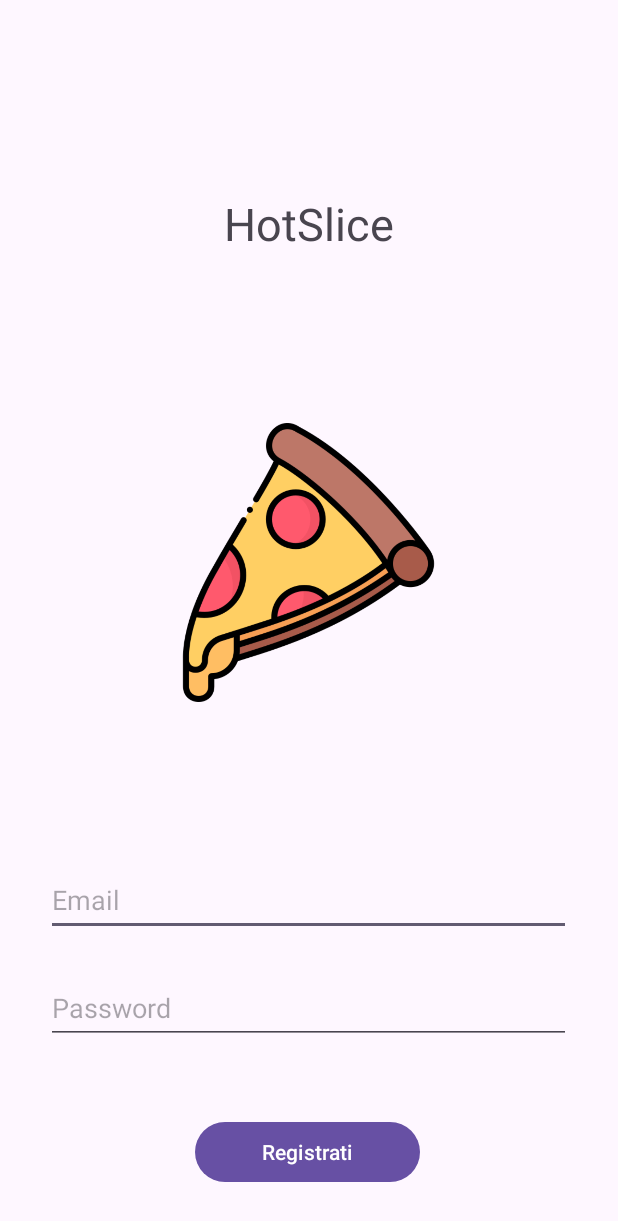
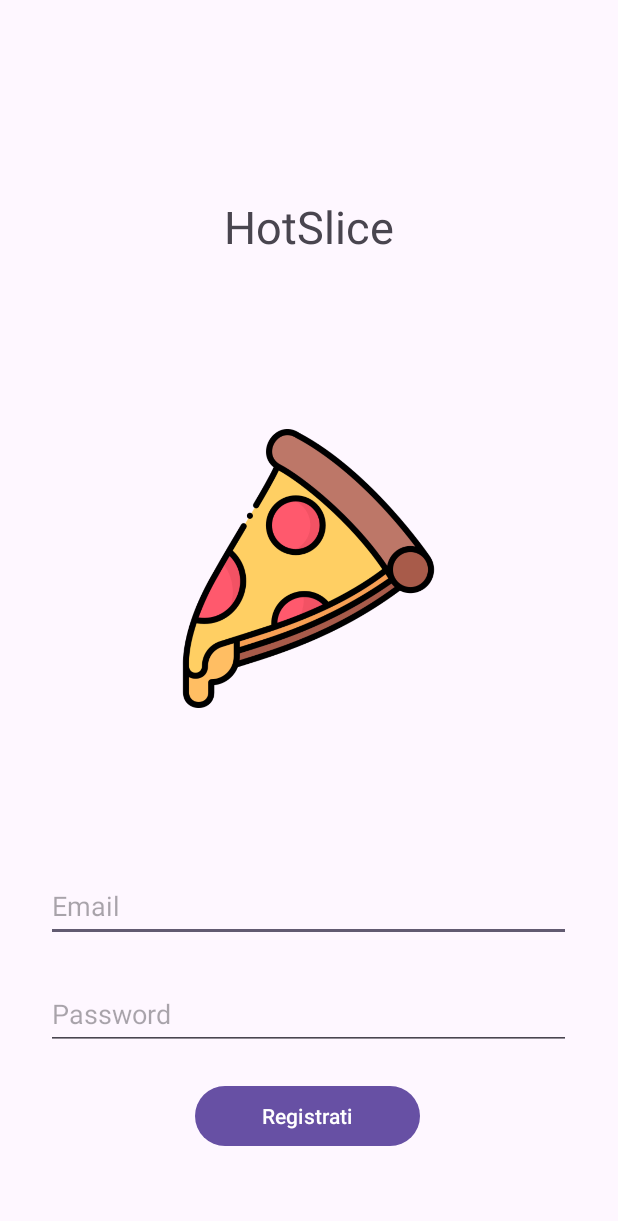
Before and after one commit to michele-vigliotta/HotSliceApp, an Android app built with Jetpack Compose: the Register screen opened directly, with no data from a screen before it, on a phone screen of 412 x 824 dp. Shown: the top 1221 px of the screen. Run offline under Robolectric (Android 15) with nearby library versions, the phone set to English and light mode, and no system bars.

```diff
--- a/app/src/main/res/layout/activity_register.xml
+++ b/app/src/main/res/layout/activity_register.xml
@@ -48,7 +48,7 @@
         android:id="@+id/etPassword"
         android:layout_width="350dp"
         android:layout_height="48dp"
-        android:layout_marginBottom="48dp"
+        android:layout_marginBottom="20dp"
         android:hint="Password"
         android:inputType="textPassword"
         app:layout_constraintBottom_toTopOf="@+id/btnRegister"
@@ -60,7 +60,7 @@
         android:id="@+id/btnRegister"
         android:layout_width="150dp"
         android:layout_height="wrap_content"
-        android:layout_marginBottom="16dp"
+        android:layout_marginBottom="40dp"
         android:text="Registrati"
         app:layout_constraintBottom_toBottomOf="parent"
         app:layout_constraintEnd_toEndOf="parent"
```
